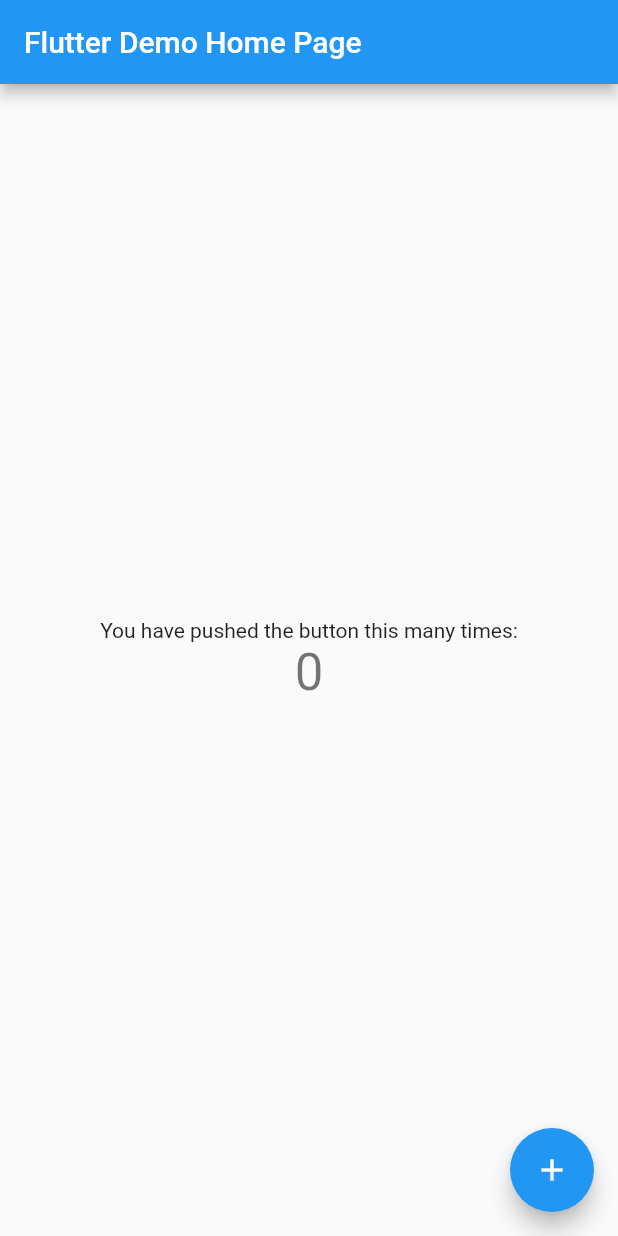
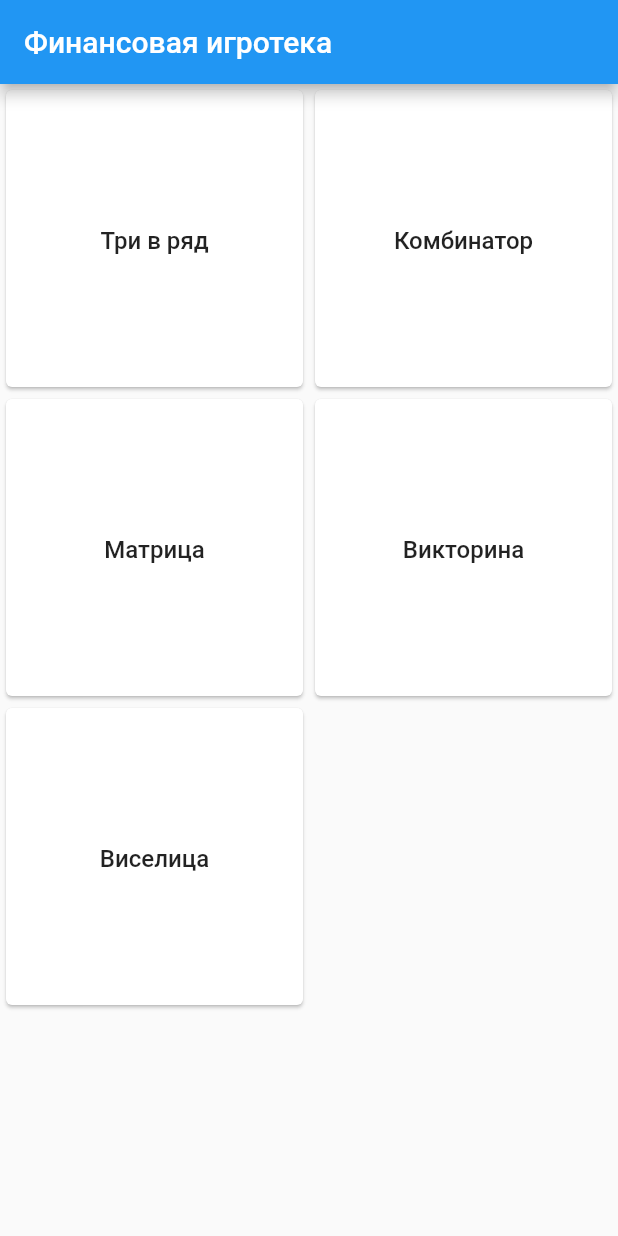
Before and after one commit to itookyourboo/vtb_moretech, a Flutter app: the screen it shows after launch, on a phone screen of 412 x 824 dp. Run offline on Flutter 3.47's test engine with Material 2 defaults, Android fonts, the light colour scheme and no system bars.

Commit message:
New logo + main menu

```diff
--- a/lib/main.dart
+++ b/lib/main.dart
@@ -15,7 +15,7 @@
       theme: ThemeData(
         primarySwatch: Colors.blue,
       ),
-      home: const MyHomePage(title: 'Flutter Demo Home Page'),
+      home: const MyHomePage(title: 'Финансовая игротека'),
     );
   }
 }
--- a/lib/screen/my_home_page.dart
+++ b/lib/screen/my_home_page.dart
@@ -1,4 +1,5 @@
 import 'package:flutter/material.dart';
+import 'package:moretech_vtb/assets/vtb_ui_typography.dart';
 
 class MyHomePage extends StatefulWidget {
   const MyHomePage({Key? key, required this.title}) : super(key: key);
@@ -24,25 +25,38 @@
       appBar: AppBar(
         title: Text(widget.title),
       ),
-      body: Center(
-        child: Column(
-          mainAxisAlignment: MainAxisAlignment.center,
-          children: <Widget>[
-            const Text(
-              'You have pushed the button this many times:',
-            ),
-            Text(
-              '$_counter',
-              style: Theme.of(context).textTheme.headline4,
-            ),
-          ],
-        ),
-      ),
-      floatingActionButton: FloatingActionButton(
-        onPressed: _incrementCounter,
-        tooltip: 'Increment',
-        child: const Icon(Icons.add),
+      body: GridView.count(
+        crossAxisCount: 2,
+        children: const [
+          GameCard(text: 'Три в ряд'),
+          GameCard(text: 'Комбинатор'),
+          GameCard(text: 'Матрица'),
+          GameCard(text: 'Викторина'),
+          GameCard(text: 'Виселица')
+        ],
       ),
     );
   }
 }
+
+class GameCard extends StatelessWidget {
+  final String text;
+
+  const GameCard({Key? key, this.text = ''}) : super(key: key);
+
+  @override
+  Widget build(BuildContext context) {
+    return GridTile(
+        child: Card(
+          child: InkWell(
+              child: Center(
+                  child: Text(text, style: headline)
+              ),
+              onTap: () {
+                // Something happens
+              },
+          )
+        )
+    );
+  }
+}
--- a/pubspec.yaml
+++ b/pubspec.yaml
@@ -94,4 +94,4 @@
   # to update run:
   # flutter pub run flutter_native_splash:create
   color: "#ffffff"
-  image: "assets/splash_logo_24x.png"
+  image: "assets/logo_cube.png"
```
Also changed, not shown: 4 other files.
